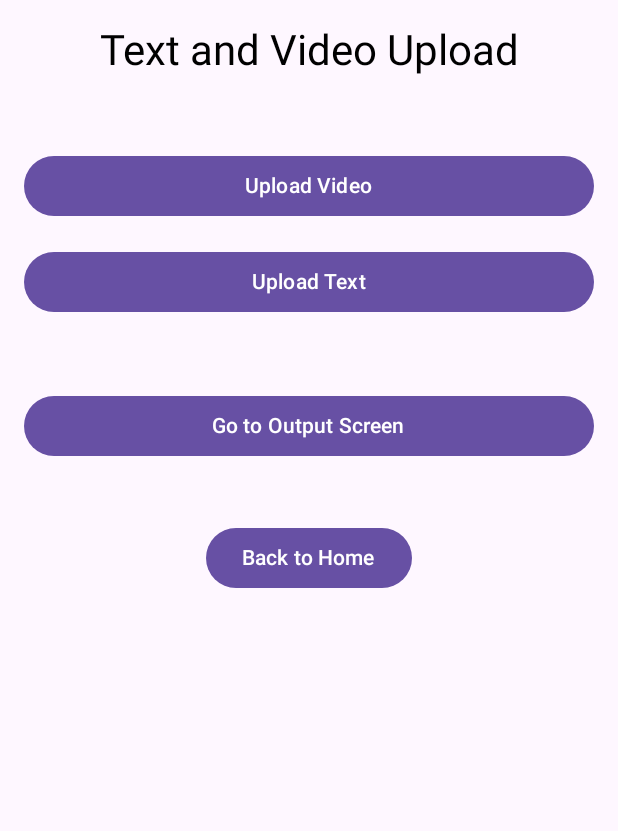
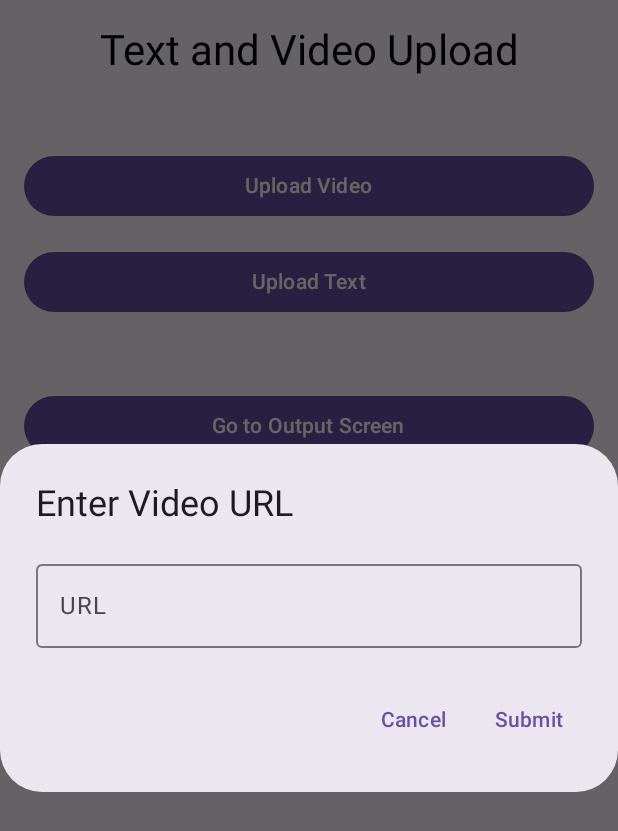
Before and after one commit to Cybernick8/BlindSpotNews, an Android app built with Jetpack Compose: the composable ScreenTwo shown on its own in the app's theme, after a tap on "Upload Video", on a phone screen of 412 x 824 dp. Shown: the top 831 px of the screen. Run offline under Robolectric (Android 15) with nearby library versions, the phone set to English and light mode, and no system bars.

Commit message:
Upload button's functionality

```diff
--- a/app/src/main/AndroidManifest.xml
+++ b/app/src/main/AndroidManifest.xml
@@ -2,6 +2,7 @@
 <manifest xmlns:android="http://schemas.android.com/apk/res/android"
     xmlns:tools="http://schemas.android.com/tools">
 
+    <uses-permission android:name="android.permission.INTERNET" />
     <application
         android:allowBackup="true"
         android:dataExtractionRules="@xml/data_extraction_rules"
--- /dev/null
+++ b/app/src/main/java/com/example/blindspotnews/backend/AnalysisResultsStore.kt
@@ -0,0 +1,5 @@
+package com.example.blindspotnews.backend
+
+object AnalysisResultStore {
+    var lastResult: String? = null
+}
--- a/app/src/main/java/com/example/blindspotnews/ui/ScreenOutput.kt
+++ b/app/src/main/java/com/example/blindspotnews/ui/ScreenOutput.kt
@@ -9,10 +9,14 @@ import androidx.compose.ui.graphics.Color
 import androidx.compose.ui.text.input.TextFieldValue
 import androidx.compose.ui.unit.dp
 import androidx.navigation.NavController
+import com.example.blindspotnews.backend.AnalysisResultStore
 
 @Composable
 fun ScreenOutput(navController: NavController) {
-    var outputText by remember { mutableStateOf(TextFieldValue("")) }
+    // Get whatever the last result was (or empty string if null)
+    val initialText = AnalysisResultStore.lastResult ?: ""
+
+    var outputText by remember { mutableStateOf(TextFieldValue(initialText)) }
 
     Column(
         modifier = Modifier
--- a/app/src/main/java/com/example/blindspotnews/ui/ScreenTwo.kt
+++ b/app/src/main/java/com/example/blindspotnews/ui/ScreenTwo.kt
@@ -2,15 +2,42 @@ package com.example.blindspotnews.ui
 
 import androidx.compose.foundation.layout.*
 import androidx.compose.material3.*
-import androidx.compose.runtime.Composable
+import androidx.compose.runtime.*
+import androidx.compose.runtime.mutableStateOf
 import androidx.compose.ui.Alignment
 import androidx.compose.ui.Modifier
 import androidx.compose.ui.graphics.Color
 import androidx.compose.ui.unit.dp
 import androidx.navigation.NavController
+import com.example.blindspotnews.backend.api
+import kotlinx.coroutines.launch
+import androidx.compose.runtime.remember
+import androidx.compose.runtime.rememberCoroutineScope
+import com.example.blindspotnews.backend.AnalysisResultStore
+import kotlinx.coroutines.Dispatchers
+import kotlinx.coroutines.withContext
+
+
+
+
 
 @Composable
 fun ScreenTwo(navController: NavController) {
+
+    // Backend
+    val api = remember { api() }
+    val scope = rememberCoroutineScope()
+
+    // UI state
+    var showUrlDialog by remember { mutableStateOf(false) }
+    var isVideoMode by remember { mutableStateOf(true) }  // true = video, false = article/text
+    var urlInput by remember { mutableStateOf("") }
+
+    var isLoading by remember { mutableStateOf(false) }
+    var errorMessage by remember { mutableStateOf<String?>(null) }
+    var resultText by remember { mutableStateOf<String?>(null) }
+
+
     Column(
         modifier = Modifier
             .fillMaxSize()
@@ -31,7 +58,12 @@ fun ScreenTwo(navController: NavController) {
 
         // Upload Video Button
         Button(
-            onClick = { /* TODO: handle video upload */ },
+            onClick = {
+                isVideoMode = true
+                urlInput = ""
+                showUrlDialog = true
+
+            },
             modifier = Modifier
                 .fillMaxWidth()
                 .padding(vertical = 8.dp)
@@ -41,7 +73,11 @@ fun ScreenTwo(navController: NavController) {
 
         // Upload Text Button
         Button(
-            onClick = { /* TODO: handle text upload */ },
+            onClick = {
+                isVideoMode = false
+                urlInput = ""
+                showUrlDialog = true
+            },
             modifier = Modifier
                 .fillMaxWidth()
                 .padding(vertical = 8.dp)
@@ -66,5 +102,91 @@ fun ScreenTwo(navController: NavController) {
         Button(onClick = { navController.navigate("screen_one") }) {
             Text("Back to Home")
         }
+
+        Spacer(modifier = Modifier.height(24.dp))
+
+        // Loading indicator
+        if (isLoading) {
+            CircularProgressIndicator()
+            Spacer(modifier = Modifier.height(8.dp))
+            Text("Analyzing… please wait")
+        }
+
+        // Error message
+        errorMessage?.let { msg ->
+            Spacer(modifier = Modifier.height(8.dp))
+            Text(text = msg, color = Color.Red)
+        }
+
+        // Show result text on this screen for now
+        resultText?.let { text ->
+            Spacer(modifier = Modifier.height(16.dp))
+            Text("Analysis Result:")
+            Spacer(modifier = Modifier.height(4.dp))
+            Text(text)
+        }
+    }
+
+    // URL Input Dialog
+    if (showUrlDialog) {
+        AlertDialog(
+            onDismissRequest = {
+                showUrlDialog = false
+            },
+            title = {
+                Text(if (isVideoMode) "Enter Video URL" else "Enter Article URL")
+            },
+            text = {
+                Column {
+                    OutlinedTextField(
+                        value = urlInput,
+                        onValueChange = { urlInput = it },
+                        label = { Text("URL") },
+                        singleLine = true,
+                        modifier = Modifier.fillMaxWidth()
+                    )
+                }
+            },
+            confirmButton = {
+                TextButton(
+                    onClick = {
+                        val currentUrl = urlInput.trim()
+                        if (currentUrl.isBlank()) {
+                            return@TextButton
+                        }
+
+                        showUrlDialog = false
+
+                        scope.launch {
+                            val rawResult = try {
+                                withContext(Dispatchers.IO) {
+                                    api.analyzeVideoOrArticle(
+                                        url = currentUrl,
+                                        isVideo = isVideoMode
+                                    )
+                                }
+                            } catch (e: Exception) {
+                                "Failed to analyze: ${e.message}"
+                            }
+
+                            val displayText = rawResult ?: "No response from analysis."
+
+                            // Save the result in shared object
+                            AnalysisResultStore.lastResult = displayText
+
+                            // Navigate to the output screen
+                            navController.navigate("screen_output")
+                        }
+                    }
+                ) {
+                    Text("Submit")
+                }
+            },
+            dismissButton = {
+                TextButton(onClick = { showUrlDialog = false }) {
+                    Text("Cancel")
+                }
+            }
+        )
     }
 }
--- a/gradle/libs.versions.toml
+++ b/gradle/libs.versions.toml
@@ -1,6 +1,6 @@
 [versions]
 activityCompose = "1.11.0"
-agp = "8.13.0"
+agp = "8.13.1"
 composeBom = "2025.11.00"
 composeBomVersion = "2024.10.01"
 kotlin = "2.2.21"
```
Also changed, not shown: app/src/main/java/com/example/blindspotnews/backend/api.kt (+16 -1 lines).
